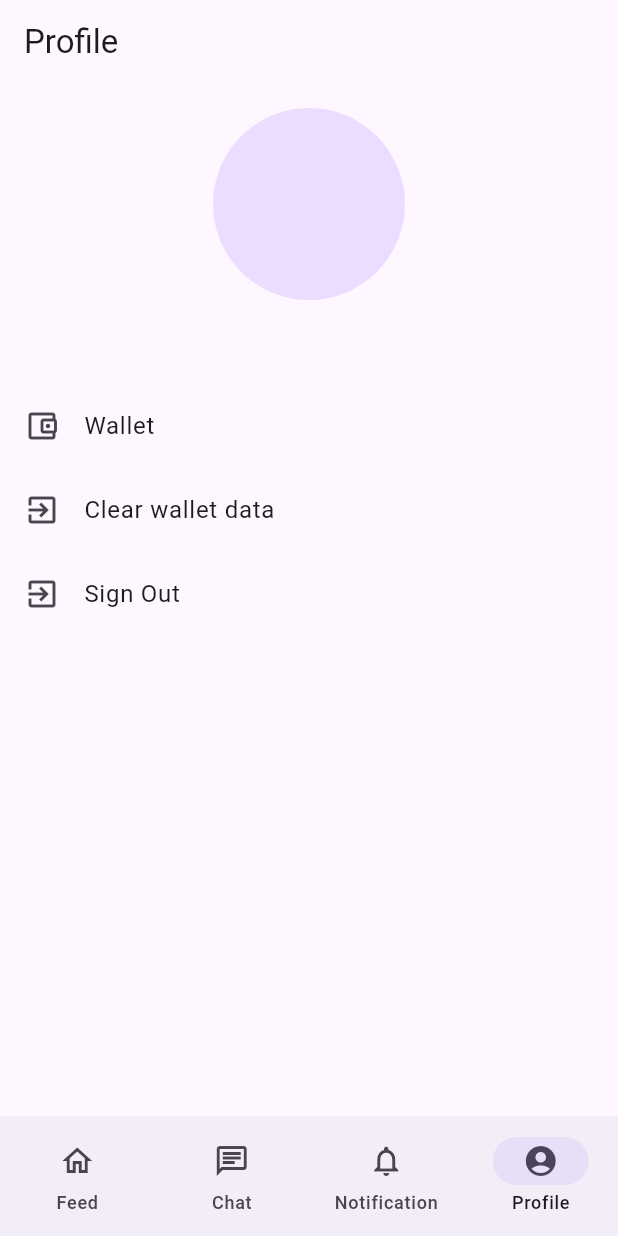
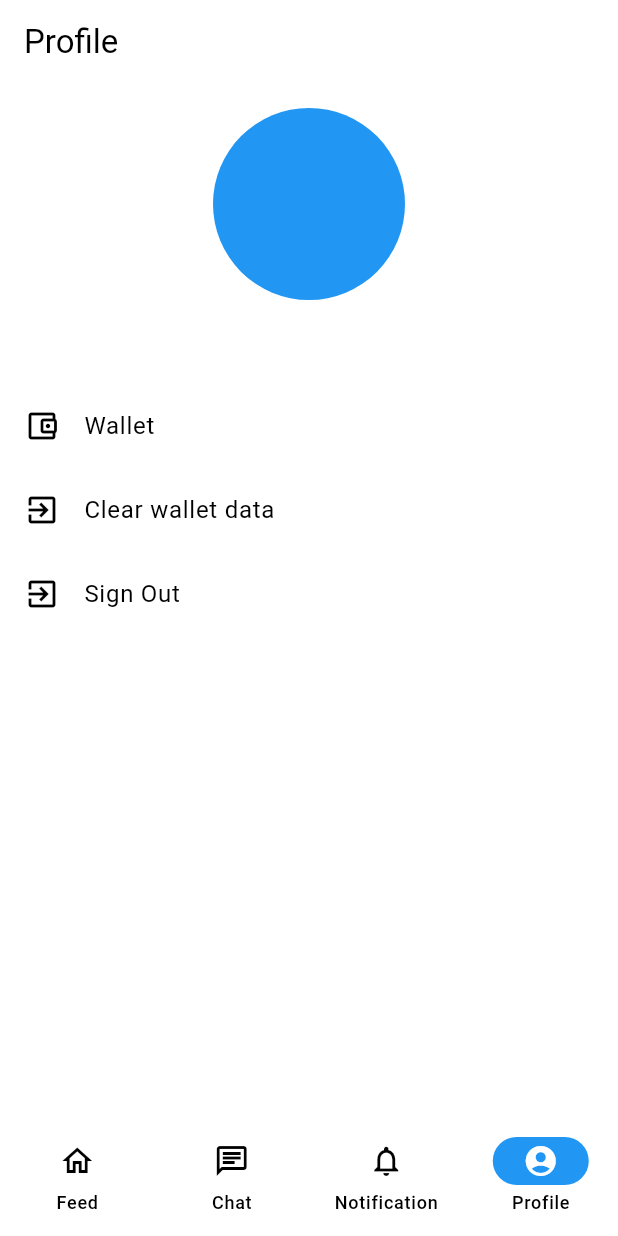
Before and after one commit to anoochit/socialnetwork_web3_wallet, a Flutter app: the screen it shows once a user with an empty profile is signed in, item 4 of the bottom bar chosen, on a phone screen of 412 x 824 dp. Run offline on Flutter 3.47's test engine with Material 2 defaults, Android fonts, the phone set to English and light mode, and no system bars; our stand-ins replace cloud_firestore, firebase_auth, firebase_core, get, qr_flutter; missing offline and left inert: bip39, clipboard, dart_bip32_bip44, encrypted_shared_preferences, ethers, flutterfire_ui and 1 more; accounts and stored records are empty.

```diff
--- a/lib/main.dart
+++ b/lib/main.dart
@@ -50,7 +50,9 @@ class MyApp extends StatelessWidget {
       debugShowCheckedModeBanner: false,
       theme: ThemeData(
         useMaterial3: true,
-        primarySwatch: Colors.blue,
+        colorScheme: ColorScheme.fromSwatch(
+          primarySwatch: Colors.blue,
+        ),
       ),
       home: SignInPage(),
       routes: {
```
Also changed, not shown: lib/controllers/wallet_controller.dart (+6 -2 lines), 8 other files.
